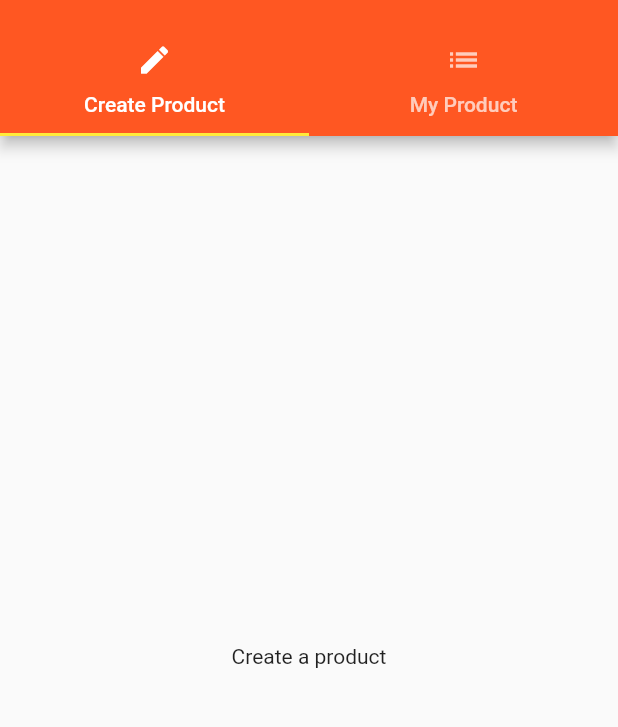
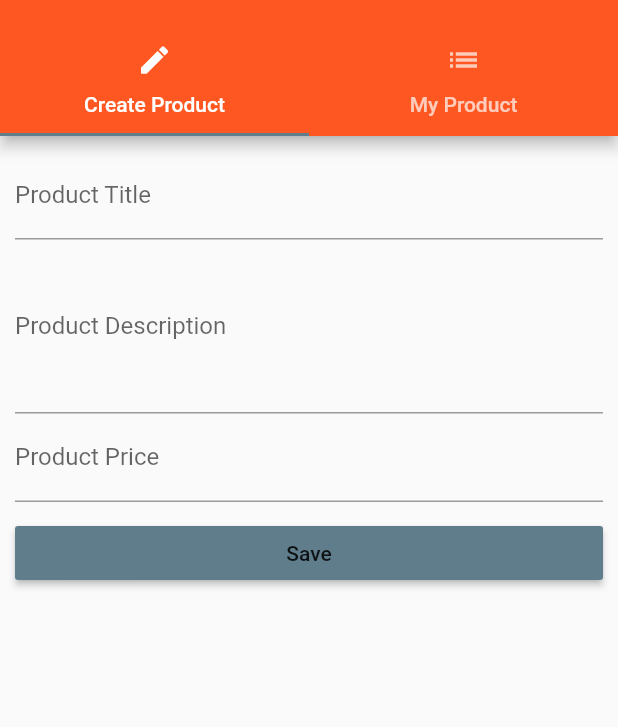
Before and after one commit to Ragkhuza/Flutter-test-3, a Flutter app: the ProductsAdminPage screen opened by its route, on a phone screen of 412 x 824 dp, the part 59-786 px from its top. Run offline on Flutter 3.47's test engine with Material 2 defaults, Android fonts, the phone set to English and light mode, and no system bars.

Commit message:
improved UI

```diff
--- a/lib/pages/product.dart
+++ b/lib/pages/product.dart
@@ -58,7 +58,7 @@ class ProductPage extends StatelessWidget {
               child: RaisedButton(
                 color: Theme.of(context).accentColor,
                 child: Text("Delete!"),
-                onPressed: () =>_showWarningDialog(context),
+                onPressed: () => _showWarningDialog(context),
               ),
             ),
           ],
--- a/lib/pages/product_create.dart
+++ b/lib/pages/product_create.dart
@@ -1,10 +1,72 @@
 import 'package:flutter/material.dart';
 
-class ProductCreatePage extends StatelessWidget {
+class ProductCreatePage extends StatefulWidget {
+  final Function addProduct;
+
+  ProductCreatePage(this.addProduct);
+
+  @override
+  State<StatefulWidget> createState() {
+    return _ProductCreatePageState();
+  }
+}
+
+class _ProductCreatePageState extends State<ProductCreatePage> {
+  String _titleValue;
+  String _descriptionValue;
+  double _priceValue;
+
   @override
   Widget build(BuildContext context) {
-    return Center(
-      child: Text("Create a product"),
+    return Container(
+      margin: EdgeInsets.all(10.0),
+      child: ListView(
+        children: <Widget>[
+          TextField(
+            decoration: InputDecoration(labelText: "Product Title"),
+            onChanged: (String value) {
+              setState(() {
+                _titleValue = value;
+              });
+            },
+          ),
+          TextField(
+            maxLines: 4,
+            decoration: InputDecoration(labelText: "Product Description"),
+            onChanged: (String value) {
+              setState(() {
+                _descriptionValue = value;
+              });
+            },
+          ),
+          TextField(
+            keyboardType: TextInputType.number,
+            decoration: InputDecoration(labelText: "Product Price"),
+            onChanged: (String value) {
+              setState(() {
+                _priceValue = double.parse(value);
+              });
+            },
+          ),
+          SizedBox(
+            height: 10.0,
+          ),
+          RaisedButton(
+            child: Text("Save"),
+            color: Theme.of(context).accentColor,
+            onPressed: () {
+              final Map<String, dynamic> product = {
+                "title": _titleValue,
+                "description": _descriptionValue,
+                "price": _priceValue,
+                "image": "assets/food.jpg"
+              };
+              widget.addProduct(product);
+              Navigator.pushReplacementNamed(context, "/products");
+            },
+          ),
+        ],
+      ),
     );
   }
 }
--- a/lib/pages/product_list.dart
+++ b/lib/pages/product_list.dart
@@ -5,6 +5,6 @@ class ProductListPage extends StatelessWidget {
   Widget build(BuildContext context) {
     return Center(
       child: Text("All Products"),
-    );;
+    );
   }
 }
--- a/lib/pages/products_admin.dart
+++ b/lib/pages/products_admin.dart
@@ -1,10 +1,13 @@
 import 'package:flutter/material.dart';
-
-import './products.dart';
 import './product_create.dart';
 import './product_list.dart';
 
 class ProductsAdminPage extends StatelessWidget {
+  final Function addProduct;
+  final Function deleteProduct;
+
+  ProductsAdminPage(this.addProduct, this.deleteProduct);
+
   @override
   Widget build(BuildContext context) {
     return DefaultTabController(
@@ -18,9 +21,10 @@ class ProductsAdminPage extends StatelessWidget {
                 title: Text('Choose'),
               ),
               ListTile(
+                leading: Icon(Icons.shop),
                 title: Text('All Products'),
                 onTap: () {
-                  Navigator.pushNamed(context, "/");
+                  Navigator.pushNamed(context, "/products");
                 },
               )
             ],
@@ -43,7 +47,7 @@ class ProductsAdminPage extends StatelessWidget {
         ),
         body: TabBarView(
           children: <Widget>[
-            ProductCreatePage(),
+            ProductCreatePage(addProduct),
             ProductListPage(),
           ],
         ),
```
Also changed, not shown: lib/main.dart (+8 -8 lines), lib/pages/auth.dart (+73 -10 lines), lib/pages/products.dart (+4 -5 lines), lib/product_control.dart (deleted, +0 -20 lines), lib/product_manager.dart (+4 -10 lines), lib/products.dart (+43 -12 lines), pubspec.yaml (+6 -4 lines), assets/Oswald-Bold.ttf (added), assets/background.jpg (added).
